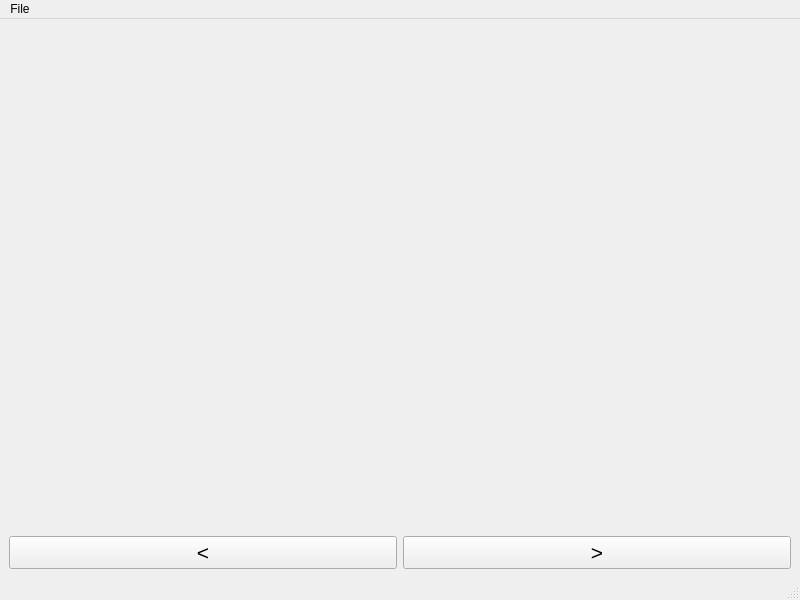
This is image_viewer.ui in superyossi23/ImageViewer as Qt 5 draws it before an edit. The edited form follows.
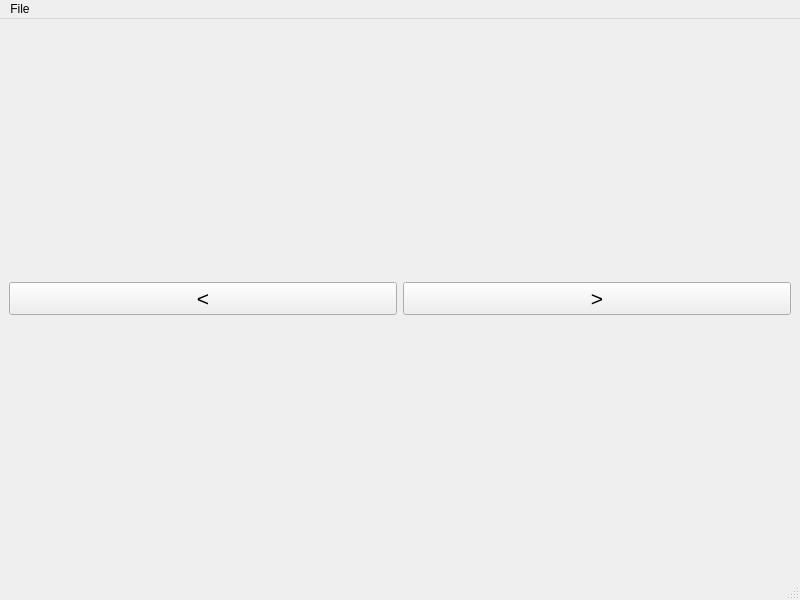
This is the edited form.

Commit message: v00.00.01 <Add> ImageViewer.py (mouseMoveEvent, wheelEvent). <Fix> image_viewer.ui (Delete label. Add QHBoxLayout).

Diff of the .ui file:
```diff
--- a/image_viewer.ui
+++ b/image_viewer.ui
@@ -16,11 +16,7 @@
   <widget class="QWidget" name="centralwidget">
    <layout class="QVBoxLayout" name="verticalLayout">
     <item>
-     <widget class="QLabel" name="label">
-      <property name="text">
-       <string/>
-      </property>
-     </widget>
+     <layout class="QHBoxLayout" name="horizontalLayout_Image"/>
     </item>
     <item>
      <layout class="QHBoxLayout" name="horizontalLayout">
```
Left out of the diff: 2 changed lines with no effect on the pictures. The commit also changes 2 other files.
